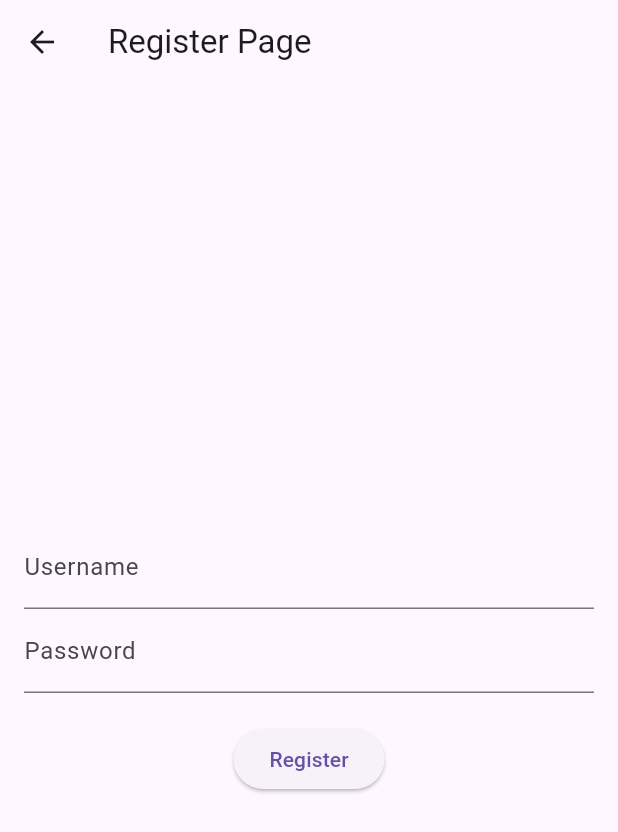
After one commit to boulleva/tugas-1, a Flutter app: the screen it shows after launch, after a tap on "Register", on a phone screen of 412 x 824 dp. The commit adds this screen. Shown: the top 832 px of the screen. Run offline on Flutter 3.47's test engine with Material 3 defaults, Android fonts, the phone set to English and light mode, and no system bars.

Commit message:
next commit

```diff
--- a/lib/login_menu.dart
+++ b/lib/login_menu.dart
@@ -1,5 +1,6 @@
 import 'package:flutter/material.dart';
 import 'home_screen.dart';
+import 'register_menu.dart';
 
 class LoginMenu extends StatefulWidget {
   @override
@@ -9,12 +10,12 @@ class LoginMenu extends StatefulWidget {
 class _LoginMenuState extends State<LoginMenu> {
   final TextEditingController _usernameController = TextEditingController();
   final TextEditingController _passwordController = TextEditingController();
-  String validUsername = 'admin';
-  String validPassword = 'admin123';
+  String? registeredUsername;
+  String? registeredPassword;
 
   void _login() {
-    if (_usernameController.text == validUsername &&
-        _passwordController.text == validPassword) {
+    if (_usernameController.text == registeredUsername &&
+        _passwordController.text == registeredPassword) {
       Navigator.push(
         context,
         MaterialPageRoute(
@@ -25,6 +26,21 @@ class _LoginMenuState extends State<LoginMenu> {
       ScaffoldMessenger.of(context).showSnackBar(SnackBar(
         content: Text('Invalid username or password!'),
       ));
+    }
+  }
+
+  void _navigateToRegister() async {
+    final result = await Navigator.push(
+      context,
+      MaterialPageRoute(
+        builder: (context) => RegisterMenu(),
+      ),
+    );
+    if (result != null) {
+      setState(() {
+        registeredUsername = result['username'];
+        registeredPassword = result['password'];
+      });
     }
   }
 
@@ -53,6 +69,10 @@ class _LoginMenuState extends State<LoginMenu> {
               onPressed: _login,
               child: Text('Login'),
             ),
+            TextButton(
+              onPressed: _navigateToRegister,
+              child: Text('Register'),
+            ),
           ],
         ),
       ),
--- /dev/null
+++ b/lib/register_menu.dart
@@ -0,0 +1,49 @@
+import 'package:flutter/material.dart';
+
+class RegisterMenu extends StatefulWidget {
+  @override
+  _RegisterMenuState createState() => _RegisterMenuState();
+}
+
+class _RegisterMenuState extends State<RegisterMenu> {
+  final TextEditingController _usernameController = TextEditingController();
+  final TextEditingController _passwordController = TextEditingController();
+
+  void _register() {
+    Navigator.pop(context, {
+      'username': _usernameController.text,
+      'password': _passwordController.text,
+    });
+  }
+
+  @override
+  Widget build(BuildContext context) {
+    return Scaffold(
+      appBar: AppBar(
+        title: Text('Register Page'),
+      ),
+      body: Padding(
+        padding: const EdgeInsets.all(16.0),
+        child: Column(
+          mainAxisAlignment: MainAxisAlignment.center,
+          children: [
+            TextField(
+              controller: _usernameController,
+              decoration: InputDecoration(labelText: 'Username'),
+            ),
+            TextField(
+              controller: _passwordController,
+              decoration: InputDecoration(labelText: 'Password'),
+              obscureText: true,
+            ),
+            SizedBox(height: 20),
+            ElevatedButton(
+              onPressed: _register,
+              child: Text('Register'),
+            ),
+          ],
+        ),
+      ),
+    );
+  }
+}
```
